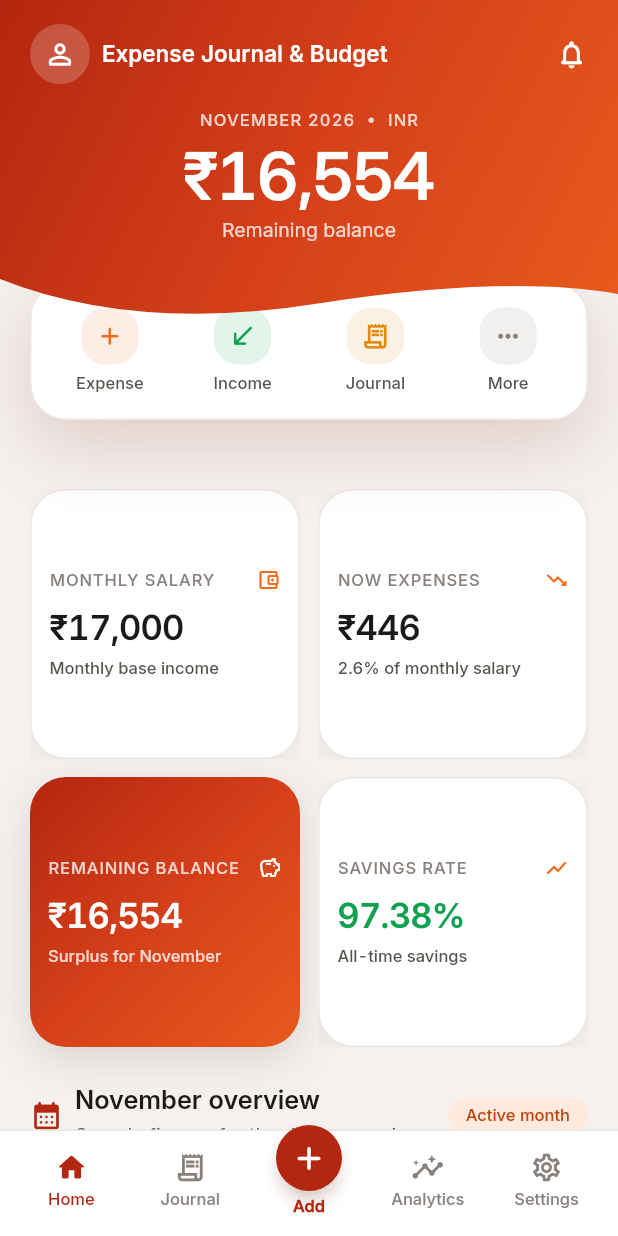
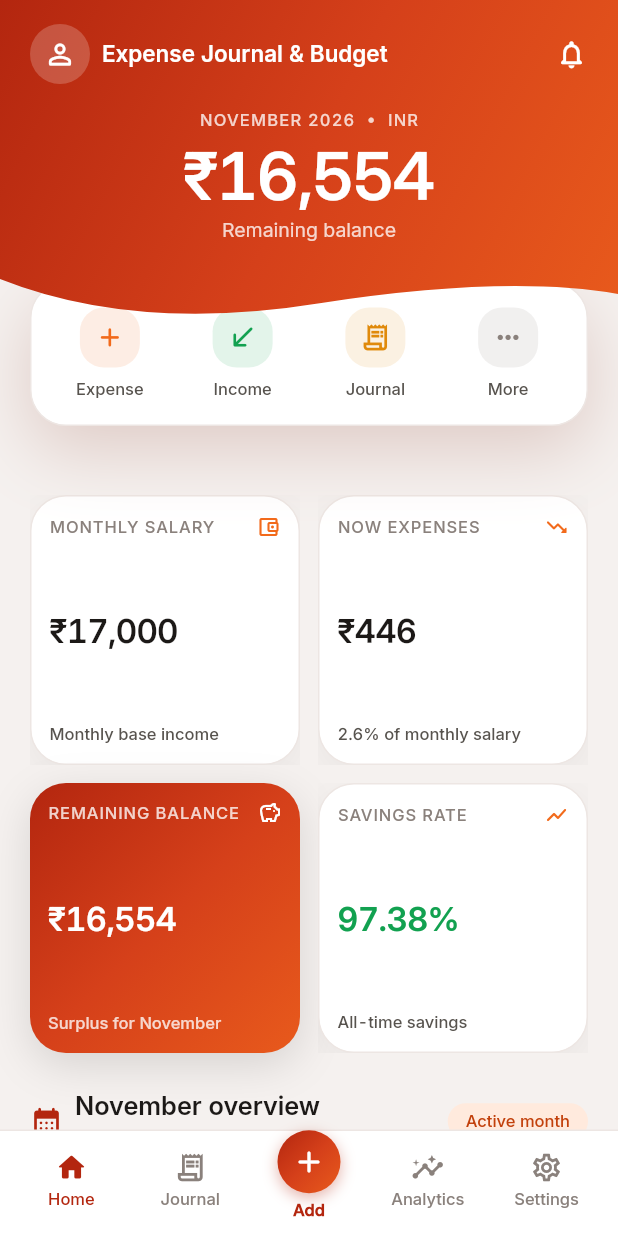
Before and after one commit to Deepak5556/ExpenseTrackerFlutterApp, a Flutter app: the DesignPreviewScreen screen opened by its route, on a phone screen of 412 x 824 dp. Run offline on Flutter 3.47's test engine with Material 3 defaults, Android fonts, the phone set to English and light mode, and no system bars; our stand-ins replace fl_chart, flutter_riverpod, go_router, google_sign_in, googleapis_auth, material_ui and 1 more; missing offline and left inert: extension_google_sign_in_as_googleapis_auth, googleapis; accounts and stored records are empty.

Commit message:
Polish Home Dashboard alignment, spacing, sizing, and center Add button consistency

```diff
--- a/lib/core/widgets/design_system_widgets.dart
+++ b/lib/core/widgets/design_system_widgets.dart
@@ -138,23 +138,14 @@ class FloatingActionCard extends StatelessWidget {
         horizontal: AppSpacing.x2,
         vertical: AppSpacing.x3,
       ),
-      child: LayoutBuilder(
-        builder: (BuildContext context, BoxConstraints constraints) {
-          final double itemWidth =
-              (constraints.maxWidth / (actions.isEmpty ? 1 : actions.length)) -
-              0.5;
-          return Row(
-            mainAxisAlignment: MainAxisAlignment.spaceAround,
+      child: Row(
         children: actions
             .map(
-                  (QuickAction action) => SizedBox(
-                    width: itemWidth.clamp(48.0, 140.0),
+              (QuickAction action) => Expanded(
                 child: _QuickActionButton(action: action),
               ),
             )
             .toList(growable: false),
-          );
-        },
       ),
     );
   }
@@ -168,9 +159,9 @@ class _QuickActionButton extends StatelessWidget {
   @override
   Widget build(BuildContext context) {
     final double iconBox = context.responsiveValue(
-      compact: 38,
-      medium: 42,
-      expanded: 46,
+      compact: 40,
+      medium: 44,
+      expanded: 48,
     );
     return Semantics(
       button: true,
@@ -190,13 +181,14 @@ class _QuickActionButton extends StatelessWidget {
                   color: action.color.withValues(alpha: 0.12),
                   borderRadius: BorderRadius.circular(AppRadius.tile),
                 ),
+                alignment: Alignment.center,
                 child: Icon(
                   action.icon,
                   color: action.color,
-                  size: iconBox * .52,
+                  size: iconBox * 0.52,
                 ),
               ),
-              const SizedBox(height: AppSpacing.x1),
+              const SizedBox(height: 6),
               FittedBox(
                 fit: BoxFit.scaleDown,
                 child: Text(
@@ -239,9 +231,13 @@ class KpiCard extends StatelessWidget {
   Widget build(BuildContext context) {
     final compact = context.windowSizeClass.isCompact;
     final TextStyle? labelStyle = Theme.of(context).textTheme.labelSmall;
-    final Widget contents = Column(
+    final Widget contents = ConstrainedBox(
+      constraints: BoxConstraints(
+        minHeight: compact ? 88.0 : 96.0,
+      ),
+      child: Column(
         crossAxisAlignment: CrossAxisAlignment.start,
-      mainAxisAlignment: MainAxisAlignment.center,
+        mainAxisAlignment: MainAxisAlignment.spaceBetween,
         children: <Widget>[
           Row(
             children: <Widget>[
@@ -256,6 +252,7 @@ class KpiCard extends StatelessWidget {
                         : AppColors.labels,
                     fontSize: AppTypography.micro,
                     letterSpacing: 0.6,
+                    fontWeight: FontWeight.w600,
                   ),
                 ),
               ),
@@ -269,7 +266,7 @@ class KpiCard extends StatelessWidget {
               ],
             ],
           ),
-        const SizedBox(height: AppSpacing.x2),
+          const SizedBox(height: AppSpacing.x1),
           FittedBox(
             fit: BoxFit.scaleDown,
             alignment: Alignment.centerLeft,
@@ -280,27 +277,29 @@ class KpiCard extends StatelessWidget {
                 color:
                     valueColor ??
                     (emphasized ? Colors.white : AppColors.textPrimary),
-              fontSize: compact ? 23 : AppTypography.kpiValue,
+                fontSize: compact ? 22 : AppTypography.kpiValue,
                 letterSpacing: -0.5,
+                fontWeight: FontWeight.w700,
                 fontFeatures: const <FontFeature>[FontFeature.tabularFigures()],
               ),
             ),
           ),
-        if (detail != null) ...<Widget>[
           const SizedBox(height: AppSpacing.x1),
           Text(
-            detail!,
+            detail ?? ' ',
             maxLines: 1,
             overflow: TextOverflow.ellipsis,
             style: Theme.of(context).textTheme.labelSmall?.copyWith(
-              color: emphasized
+              color: detail != null
+                  ? (emphasized
                       ? AppColors.onGradientSecondary
-                  : AppColors.textSecondary,
+                      : AppColors.textSecondary)
+                  : Colors.transparent,
               letterSpacing: 0,
             ),
           ),
         ],
-      ],
+      ),
     );
 
     if (emphasized) {
@@ -691,30 +690,36 @@ class AppBottomNav extends StatelessWidget {
                   onTap: onAdd,
                   key: const ValueKey<String>('bottom-nav-add'),
                   borderRadius: BorderRadius.circular(AppRadius.tile),
+                  child: Center(
                     child: Transform.translate(
-                    offset: const Offset(0, -6),
+                      offset: const Offset(0, -3),
                       child: Column(
                         mainAxisAlignment: MainAxisAlignment.center,
                         mainAxisSize: MainAxisSize.min,
                         children: <Widget>[
-                        Material(
-                          color: AppColors.brandStart,
-                          shape: const CircleBorder(),
-                          elevation: 4,
-                          shadowColor: AppColors.pressed.withValues(
+                          Container(
+                            width: compact ? 42 : 46,
+                            height: compact ? 42 : 46,
+                            decoration: BoxDecoration(
+                              shape: BoxShape.circle,
+                              gradient: AppColors.brandGradient,
+                              boxShadow: <BoxShadow>[
+                                BoxShadow(
+                                  color: AppColors.brandStart.withValues(
                                     alpha: 0.35,
                                   ),
-                          child: SizedBox(
-                            width: compact ? 44 : 48,
-                            height: compact ? 44 : 48,
+                                  blurRadius: 8,
+                                  offset: const Offset(0, 3),
+                                ),
+                              ],
+                            ),
                             child: Icon(
                               Icons.add_rounded,
                               color: Colors.white,
-                              size: compact ? 26 : 28,
+                              size: compact ? 24 : 26,
                             ),
                           ),
-                        ),
-                        const SizedBox(height: 2),
+                          const SizedBox(height: 3),
                           FittedBox(
                             fit: BoxFit.scaleDown,
                             child: Text(
@@ -728,6 +733,7 @@ class AppBottomNav extends StatelessWidget {
                             ),
                           ),
                         ],
+                      ),
                     ),
                   ),
                 ),
```
Also changed, not shown: lib/features/dashboard/presentation/home_screen.dart (+127 -38 lines). Lines whose indentation alone changed are shown as unchanged.
